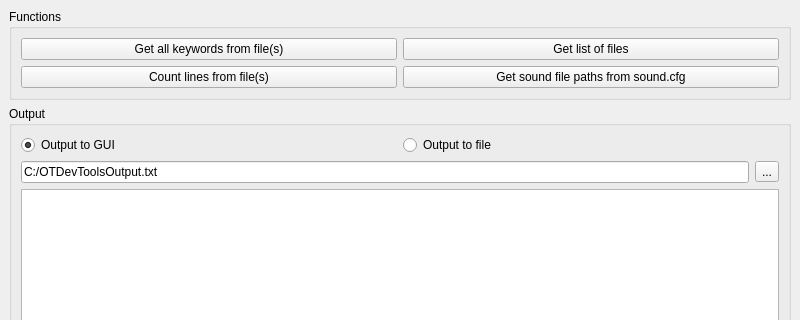
This is OTModules/wdevtools.ui in pietr26/OMSI-Tools as Qt 5 draws it before an edit; both pictures show x 0 to 800 and y 0 to 320 of the 800 by 600 pixel window. The edited form follows.
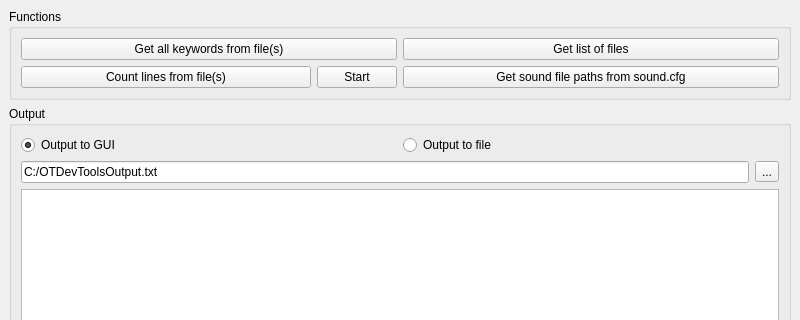
This is the edited form. Icons and pictures are not drawn.

Commit message: Improved "count lines of files" function

Diff of the .ui file:
```diff
--- a/OTModules/wdevtools.ui
+++ b/OTModules/wdevtools.ui
@@ -33,6 +33,8 @@
       <property name="title">
        <string notr="true">Functions</string>
       </property>
+      <layout class="QVBoxLayout" name="verticalLayout_3">
+       <item>
       <layout class="QGridLayout" name="gridLayout">
        <item row="0" column="1">
         <widget class="QPushButton" name="btnGetListOfFiles">
@@ -41,26 +43,45 @@
          </property>
         </widget>
        </item>
-       <item row="0" column="0">
-        <widget class="QPushButton" name="btnGetKeywords">
-         <property name="text">
-          <string notr="true">Get all keywords from file(s)</string>
-         </property>
-        </widget>
-       </item>
-       <item row="1" column="0">
-        <widget class="QPushButton" name="btnLineCounter">
-         <property name="text">
-          <string notr="true">Count lines from file(s)</string>
-         </property>
-        </widget>
-       </item>
        <item row="1" column="1">
         <widget class="QPushButton" name="btnSoundFileLister">
          <property name="text">
           <string notr="true">Get sound file paths from sound.cfg</string>
          </property>
         </widget>
+         </item>
+         <item row="1" column="0">
+          <layout class="QHBoxLayout" name="horizontalLayout_2">
+           <item>
+            <widget class="QPushButton" name="btnLineCounter">
+             <property name="text">
+              <string notr="true">Count lines from file(s)</string>
+             </property>
+            </widget>
+           </item>
+           <item>
+            <widget class="QPushButton" name="btnLineCounterStart">
+             <property name="sizePolicy">
+              <sizepolicy hsizetype="Maximum" vsizetype="Fixed">
+               <horstretch>0</horstretch>
+               <verstretch>0</verstretch>
+              </sizepolicy>
+             </property>
+             <property name="text">
+              <string notr="true">Start</string>
+             </property>
+            </widget>
+           </item>
+          </layout>
+         </item>
+         <item row="0" column="0">
+          <widget class="QPushButton" name="btnGetKeywords">
+           <property name="text">
+            <string notr="true">Get all keywords from file(s)</string>
+           </property>
+          </widget>
+         </item>
+        </layout>
        </item>
       </layout>
      </widget>
```
Lines whose indentation alone changed are shown as unchanged. The commit also changes 2 other files.
